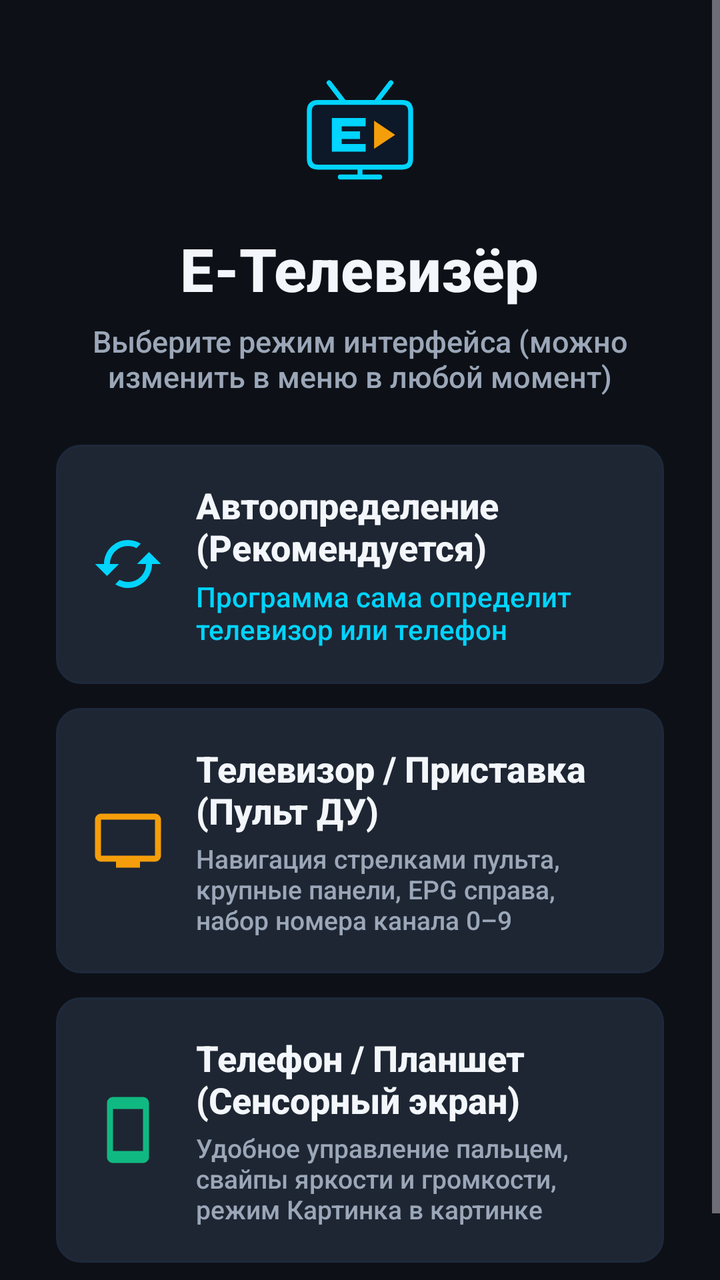
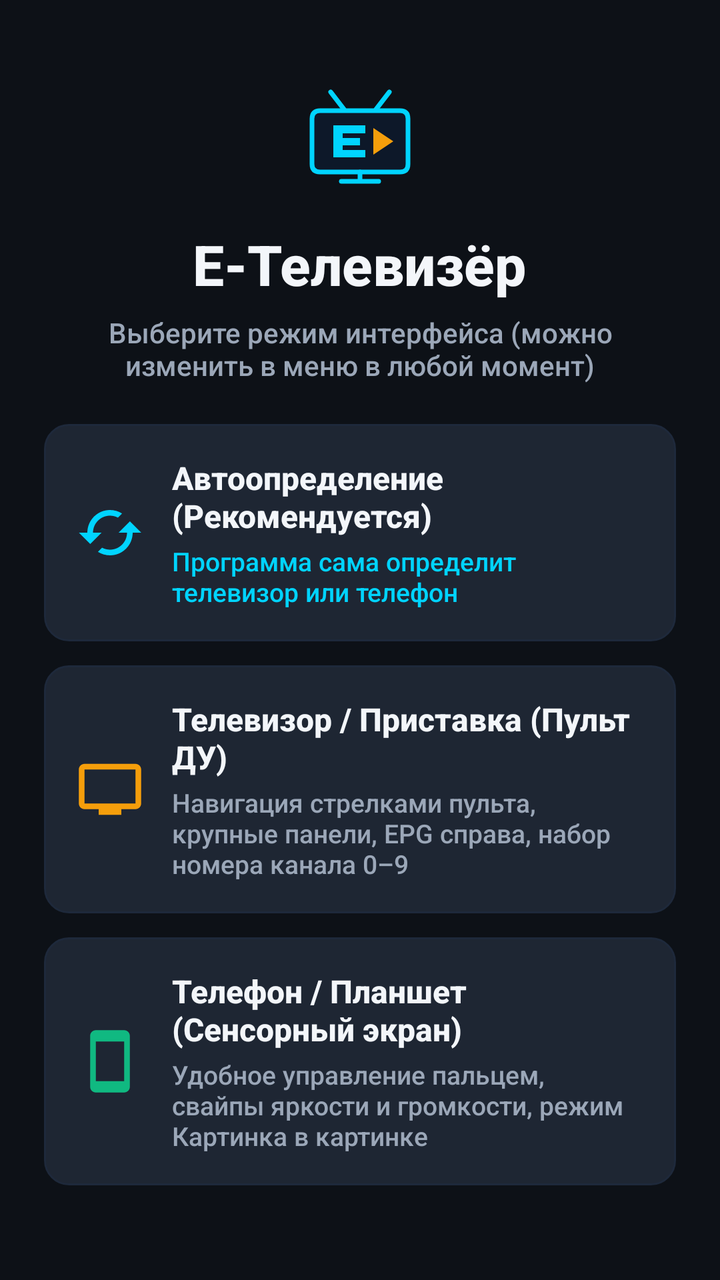

The first picture is an Android layout as it rendered before a commit; the second is the same layout after the commit. The layout source and the unified diff follow.
<!-- AndroidManifest.xml: application theme Theme.ETelevizor -->
<!-- res/layout/activity_setup_wizard.xml -->
<?xml version="1.0" encoding="utf-8"?>
<ScrollView xmlns:android="http://schemas.android.com/apk/res/android"
    android:id="@+id/setupRoot"
    android:layout_width="match_parent"
    android:layout_height="match_parent"
    android:background="@color/bg_primary"
    android:fillViewport="true">

    <LinearLayout
        android:layout_width="match_parent"
        android:layout_height="wrap_content"
        android:gravity="center"
        android:orientation="vertical"
        android:padding="28dp">

        <ImageView
            android:layout_width="76dp"
            android:layout_height="76dp"
            android:contentDescription="@string/app_name"
            android:src="@drawable/ic_launcher_foreground" />

        <TextView
            android:layout_width="wrap_content"
            android:layout_height="wrap_content"
            android:layout_marginTop="10dp"
            android:text="@string/app_name"
            android:textColor="@color/text_primary"
            android:textSize="30sp"
            android:textStyle="bold" />

        <TextView
            android:id="@+id/tvDetectedHint"
            android:layout_width="wrap_content"
            android:layout_height="wrap_content"
            android:layout_marginTop="6dp"
            android:gravity="center"
            android:text="Выберите режим интерфейса (можно изменить в меню в любой момент)"
            android:textColor="@color/text_secondary"
            android:textSize="15sp" />

        
        <LinearLayout
            android:id="@+id/stepModeContainer"
            android:layout_width="match_parent"
            android:layout_height="wrap_content"
            android:layout_marginTop="24dp"
            android:gravity="center"
            android:orientation="vertical">

            <LinearLayout
                android:id="@+id/cardModeAuto"
                android:layout_width="match_parent"
                android:layout_height="wrap_content"
                android:layout_marginBottom="12dp"
                android:background="@drawable/bg_focus_card"
                android:clickable="true"
                android:focusable="true"
                android:gravity="center_vertical"
                android:orientation="horizontal"
                android:padding="18dp">

                <ImageView
                    android:layout_width="36dp"
                    android:layout_height="36dp"
                    android:src="@drawable/ic_auto"
                    android:tint="@color/accent_cyan" />

                <LinearLayout
                    android:layout_width="0dp"
                    android:layout_height="wrap_content"
                    android:layout_marginStart="16dp"
                    android:layout_weight="1"
                    android:orientation="vertical">

                    <TextView
                        android:layout_width="wrap_content"
                        android:layout_height="wrap_content"
                        android:text="Автоопределение (Рекомендуется)"
                        android:textColor="@color/text_primary"
                        android:textSize="18sp"
                        android:textStyle="bold" />

                    <TextView
                        android:id="@+id/tvAutoSubtitle"
                        android:layout_width="wrap_content"
                        android:layout_height="wrap_content"
                        android:layout_marginTop="3dp"
                        android:text="Программа сама определит телевизор или телефон"
                        android:textColor="@color/accent_cyan"
                        android:textSize="14sp" />
                </LinearLayout>
            </LinearLayout>

            <LinearLayout
                android:id="@+id/cardModeTv"
                android:layout_width="match_parent"
                android:layout_height="wrap_content"
                android:layout_marginBottom="12dp"
                android:background="@drawable/bg_focus_card"
                android:clickable="true"
                android:focusable="true"
                android:gravity="center_vertical"
                android:orientation="horizontal"
                android:padding="18dp">

                <ImageView
                    android:layout_width="36dp"
                    android:layout_height="36dp"
                    android:src="@drawable/ic_tv"
                    android:tint="@color/accent_amber" />

                <LinearLayout
                    android:layout_width="0dp"
                    android:layout_height="wrap_content"
                    android:layout_marginStart="16dp"
                    android:layout_weight="1"
                    android:orientation="vertical">

                    <TextView
                        android:layout_width="wrap_content"
                        android:layout_height="wrap_content"
                        android:text="Телевизор / Приставка (Пульт ДУ)"
                        android:textColor="@color/text_primary"
                        android:textSize="18sp"
                        android:textStyle="bold" />

                    <TextView
                        android:layout_width="wrap_content"
                        android:layout_height="wrap_content"
                        android:layout_marginTop="3dp"
                        android:text="Навигация стрелками пульта, крупные панели, EPG справа, набор номера канала 0–9"
                        android:textColor="@color/text_secondary"
                        android:textSize="13sp" />
                </LinearLayout>
            </LinearLayout>

            <LinearLayout
                android:id="@+id/cardModePhone"
                android:layout_width="match_parent"
                android:layout_height="wrap_content"
                android:layout_marginBottom="16dp"
                android:background="@drawable/bg_focus_card"
                android:clickable="true"
                android:focusable="true"
                android:gravity="center_vertical"
                android:orientation="horizontal"
                android:padding="18dp">

                <ImageView
                    android:layout_width="36dp"
                    android:layout_height="36dp"
                    android:src="@drawable/ic_phone"
                    android:tint="@color/accent_emerald" />

                <LinearLayout
                    android:layout_width="0dp"
                    android:layout_height="wrap_content"
                    android:layout_marginStart="16dp"
                    android:layout_weight="1"
                    android:orientation="vertical">

                    <TextView
                        android:layout_width="wrap_content"
                        android:layout_height="wrap_content"
                        android:text="Телефон / Планшет (Сенсорный экран)"
                        android:textColor="@color/text_primary"
                        android:textSize="18sp"
                        android:textStyle="bold" />

                    <TextView
                        android:layout_width="wrap_content"
                        android:layout_height="wrap_content"
                        android:layout_marginTop="3dp"
                        android:text="Удобное управление пальцем, свайпы яркости и громкости, режим Картинка в картинке"
                        android:textColor="@color/text_secondary"
                        android:textSize="13sp" />
                </LinearLayout>
            </LinearLayout>
        </LinearLayout>

        
        <LinearLayout
            android:id="@+id/stepPlaylistContainer"
            android:layout_width="match_parent"
            android:layout_height="wrap_content"
            android:layout_marginTop="16dp"
            android:orientation="vertical"
            android:visibility="gone">

            <TextView
                android:layout_width="wrap_content"
                android:layout_height="wrap_content"
                android:layout_gravity="center_horizontal"
                android:layout_marginBottom="14dp"
                android:text="Добавьте ваш первый IPTV плейлист"
                android:textColor="@color/text_primary"
                android:textSize="20sp"
                android:textStyle="bold" />

            <Button
                android:id="@+id/btnWizardAddM3uUrl"
                android:layout_width="match_parent"
                android:layout_height="54dp"
                android:layout_marginBottom="10dp"
                android:background="@drawable/bg_focus_button"
                android:text="Добавить M3U / M3U8 по ссылке"
                android:textAllCaps="false"
                android:textColor="@color/text_primary"
                android:textSize="16sp" />

            <Button
                android:id="@+id/btnWizardAddXtream"
                android:layout_width="match_parent"
                android:layout_height="54dp"
                android:layout_marginBottom="10dp"
                android:background="@drawable/bg_focus_button"
                android:text="Подключить Xtream Codes (Логин / Пароль)"
                android:textAllCaps="false"
                android:textColor="@color/text_primary"
                android:textSize="16sp" />

            <Button
                android:id="@+id/btnWizardAddFile"
                android:layout_width="match_parent"
                android:layout_height="54dp"
                android:layout_marginBottom="10dp"
                android:background="@drawable/bg_focus_button"
                android:text="Выбрать локальный файл .m3u / .m3u8"
                android:textAllCaps="false"
                android:textColor="@color/text_primary"
                android:textSize="16sp" />

            <Button
                android:id="@+id/btnWizardFreeSearch"
                android:layout_width="match_parent"
                android:layout_height="54dp"
                android:layout_marginBottom="10dp"
                android:background="@drawable/bg_focus_button"
                android:text="🌐 Поиск бесплатных плейлистов (РФ и Мир)"
                android:textAllCaps="false"
                android:textColor="@color/accent_emerald"
                android:textSize="15sp" />

            <Button
                android:id="@+id/btnWizardDemo"
                android:layout_width="match_parent"
                android:layout_height="54dp"
                android:layout_marginBottom="14dp"
                android:background="@drawable/bg_focus_button"
                android:text="Загрузить Демо-плейлист (для проверки плеера)"
                android:textAllCaps="false"
                android:textColor="@color/accent_cyan"
                android:textSize="15sp" />

            <Button
                android:id="@+id/btnWizardSkip"
                android:layout_width="match_parent"
                android:layout_height="48dp"
                android:background="@drawable/bg_focus_row"
                android:text="Пропустить и перейти к приложению →"
                android:textAllCaps="false"
                android:textColor="@color/text_secondary"
                android:textSize="15sp" />
        </LinearLayout>

        <ProgressBar
            android:id="@+id/wizardProgress"
            android:layout_width="wrap_content"
            android:layout_height="wrap_content"
            android:layout_marginTop="16dp"
            android:visibility="gone" />

    </LinearLayout>
</ScrollView>
<!-- resources referenced by this layout -->
<resources>
  <color name="accent_amber">#F59E0B</color>
  <color name="accent_cyan">#00D4FF</color>
  <color name="accent_emerald">#10B981</color>
  <color name="bg_primary">#0D1117</color>
  <color name="text_primary">#F3F6FA</color>
  <color name="text_secondary">#9BA7B8</color>
  <!-- drawable bg_focus_button (drawable) -->
  <?xml version="1.0" encoding="utf-8"?>
  <selector xmlns:android="http://schemas.android.com/apk/res/android">
      <item android:state_focused="true">
          <shape android:shape="rectangle">
              <solid android:color="@color/accent_cyan" />
              <stroke android:width="2dp" android:color="@color/white" />
              <corners android:radius="10dp" />
          </shape>
      </item>
      <item android:state_pressed="true">
          <shape android:shape="rectangle">
              <solid android:color="#00A8CC" />
              <corners android:radius="10dp" />
          </shape>
      </item>
      <item>
          <shape android:shape="rectangle">
              <solid android:color="#1F2C3D" />
              <stroke android:width="1dp" android:color="#33475F" />
              <corners android:radius="10dp" />
          </shape>
      </item>
  </selector>
  <!-- drawable ic_auto (drawable) -->
  <?xml version="1.0" encoding="utf-8"?>
  <vector xmlns:android="http://schemas.android.com/apk/res/android"
      android:width="24dp" android:height="24dp" android:viewportWidth="24" android:viewportHeight="24">
      <path android:fillColor="#FFFFFFFF"
          android:pathData="M19,8l-4,4h3c0,3.31 -2.69,6 -6,6 -1.01,0 -1.97,-0.25 -2.8,-0.7l-1.46,1.46C8.97,19.54 10.43,20 12,20c4.42,0 8,-3.58 8,-8h3l-4,-4zM6,12c0,-3.31 2.69,-6 6,-6 1.01,0 1.97,0.25 2.8,0.7l1.46,-1.46C15.03,4.46 13.57,4 12,4c-4.42,0 -8,3.58 -8,8H1l4,4 4,-4H6z" />
  </vector>
  <!-- drawable ic_phone (drawable) -->
  <?xml version="1.0" encoding="utf-8"?>
  <vector xmlns:android="http://schemas.android.com/apk/res/android"
      android:width="24dp" android:height="24dp" android:viewportWidth="24" android:viewportHeight="24">
      <path android:fillColor="#FFFFFFFF"
          android:pathData="M17,1.01L7,1C5.9,1 5,1.9 5,3v18c0,1.1 0.9,2 2,2h10c1.1,0 2,-0.9 2,-2V3C19,1.9 18.1,1.01 17,1.01zM17,19H7V5h10V19z" />
  </vector>
  <!-- drawable ic_tv (drawable) -->
  <?xml version="1.0" encoding="utf-8"?>
  <vector xmlns:android="http://schemas.android.com/apk/res/android"
      android:width="24dp" android:height="24dp" android:viewportWidth="24" android:viewportHeight="24">
      <path android:fillColor="#FFFFFFFF"
          android:pathData="M21,3H3C1.9,3 1,3.9 1,5v12c0,1.1 0.9,2 2,2h5v2h8v-2h5c1.1,0 1.99,-0.9 1.99,-2L23,5C23,3.9 22.1,3 21,3zM21,17H3V5h18V17z" />
  </vector>
  <string name="app_name">Е-Телевизёр</string>
  <color name="white">#FFFFFF</color>
  <color name="bg_card">#1E2633</color>
  <color name="black">#000000</color>
  <color name="bg_surface">#161B22</color>
  <style name="ThemeOverlay.ETelevizor.Dialog" parent="ThemeOverlay.Material3.MaterialAlertDialog">
          <item name="colorSurface">@color/bg_surface</item>
          <item name="colorOnSurface">@color/text_primary</item>
          <item name="colorPrimary">@color/accent_cyan</item>
      </style>
  <!-- unchanged entries left out for length: 4 -->
</resources>

<!-- the commit's change to res/layout/activity_setup_wizard.xml (unified diff, before → after) -->
@@ -11,39 +11,39 @@
         android:layout_height="wrap_content"
         android:gravity="center"
         android:orientation="vertical"
-        android:padding="28dp">
+        android:padding="22dp">
 
         <ImageView
-            android:layout_width="76dp"
-            android:layout_height="76dp"
+            android:layout_width="72dp"
+            android:layout_height="72dp"
             android:contentDescription="@string/app_name"
             android:src="@drawable/ic_launcher_foreground" />
 
         <TextView
             android:layout_width="wrap_content"
             android:layout_height="wrap_content"
-            android:layout_marginTop="10dp"
+            android:layout_marginTop="8dp"
             android:text="@string/app_name"
             android:textColor="@color/text_primary"
-            android:textSize="30sp"
+            android:textSize="28sp"
             android:textStyle="bold" />
 
         <TextView
             android:id="@+id/tvDetectedHint"
-            android:layout_width="wrap_content"
+            android:layout_width="match_parent"
             android:layout_height="wrap_content"
             android:layout_marginTop="6dp"
             android:gravity="center"
             android:text="Выберите режим интерфейса (можно изменить в меню в любой момент)"
             android:textColor="@color/text_secondary"
-            android:textSize="15sp" />
+            android:textSize="14sp" />
 
         
         <LinearLayout
             android:id="@+id/stepModeContainer"
             android:layout_width="match_parent"
             android:layout_height="wrap_content"
-            android:layout_marginTop="24dp"
+            android:layout_marginTop="20dp"
             android:gravity="center"
             android:orientation="vertical">
 
@@ -57,37 +57,37 @@
                 android:focusable="true"
                 android:gravity="center_vertical"
                 android:orientation="horizontal"
-                android:padding="18dp">
+                android:padding="16dp">
 
                 <ImageView
-                    android:layout_width="36dp"
-                    android:layout_height="36dp"
+                    android:layout_width="34dp"
+                    android:layout_height="34dp"
                     android:src="@drawable/ic_auto"
                     android:tint="@color/accent_cyan" />
 
                 <LinearLayout
                     android:layout_width="0dp"
                     android:layout_height="wrap_content"
-                    android:layout_marginStart="16dp"
+                    android:layout_marginStart="14dp"
                     android:layout_weight="1"
                     android:orientation="vertical">
 
                     <TextView
-                        android:layout_width="wrap_content"
+                        android:layout_width="match_parent"
                         android:layout_height="wrap_content"
                         android:text="Автоопределение (Рекомендуется)"
                         android:textColor="@color/text_primary"
-                        android:textSize="18sp"
+                        android:textSize="16sp"
                         android:textStyle="bold" />
 
                     <TextView
                         android:id="@+id/tvAutoSubtitle"
-                        android:layout_width="wrap_content"
+                        android:layout_width="match_parent"
                         android:layout_height="wrap_content"
                         android:layout_marginTop="3dp"
                         android:text="Программа сама определит телевизор или телефон"
                         android:textColor="@color/accent_cyan"
-                        android:textSize="14sp" />
+                        android:textSize="13sp" />
                 </LinearLayout>
             </LinearLayout>
 
@@ -101,31 +101,31 @@
                 android:focusable="true"
                 android:gravity="center_vertical"
                 android:orientation="horizontal"
-                android:padding="18dp">
+                android:padding="16dp">
 
                 <ImageView
-                    android:layout_width="36dp"
-                    android:layout_height="36dp"
+                    android:layout_width="34dp"
+                    android:layout_height="34dp"
                     android:src="@drawable/ic_tv"
                     android:tint="@color/accent_amber" />
 
                 <LinearLayout
                     android:layout_width="0dp"
                     android:layout_height="wrap_content"
-                    android:layout_marginStart="16dp"
+                    android:layout_marginStart="14dp"
                     android:layout_weight="1"
                     android:orientation="vertical">
 
                     <TextView
-                        android:layout_width="wrap_content"
+                        android:layout_width="match_parent"
                         android:layout_height="wrap_content"
                         android:text="Телевизор / Приставка (Пульт ДУ)"
                         android:textColor="@color/text_primary"
-                        android:textSize="18sp"
+                        android:textSize="16sp"
                         android:textStyle="bold" />
 
                     <TextView
-                        android:layout_width="wrap_content"
+                        android:layout_width="match_parent"
                         android:layout_height="wrap_content"
                         android:layout_marginTop="3dp"
                         android:text="Навигация стрелками пульта, крупные панели, EPG справа, набор номера канала 0–9"
@@ -138,37 +138,37 @@
                 android:id="@+id/cardModePhone"
                 android:layout_width="match_parent"
                 android:layout_height="wrap_content"
-                android:layout_marginBottom="16dp"
+                android:layout_marginBottom="14dp"
                 android:background="@drawable/bg_focus_card"
                 android:clickable="true"
                 android:focusable="true"
                 android:gravity="center_vertical"
                 android:orientation="horizontal"
-                android:padding="18dp">
+                android:padding="16dp">
 
                 <ImageView
-                    android:layout_width="36dp"
-                    android:layout_height="36dp"
+                    android:layout_width="34dp"
+                    android:layout_height="34dp"
                     android:src="@drawable/ic_phone"
                     android:tint="@color/accent_emerald" />
 
                 <LinearLayout
                     android:layout_width="0dp"
                     android:layout_height="wrap_content"
-                    android:layout_marginStart="16dp"
+                    android:layout_marginStart="14dp"
                     android:layout_weight="1"
                     android:orientation="vertical">
 
                     <TextView
-                        android:layout_width="wrap_content"
+                        android:layout_width="match_parent"
                         android:layout_height="wrap_content"
                         android:text="Телефон / Планшет (Сенсорный экран)"
                         android:textColor="@color/text_primary"
-                        android:textSize="18sp"
+                        android:textSize="16sp"
                         android:textStyle="bold" />
 
                     <TextView
-                        android:layout_width="wrap_content"
+                        android:layout_width="match_parent"
                         android:layout_height="wrap_content"
                         android:layout_marginTop="3dp"
                         android:text="Удобное управление пальцем, свайпы яркости и громкости, режим Картинка в картинке"
@@ -188,76 +188,109 @@
             android:visibility="gone">
 
             <TextView
-                android:layout_width="wrap_content"
-                android:layout_height="wrap_content"
-                android:layout_gravity="center_horizontal"
+                android:layout_width="match_parent"
+                android:layout_height="wrap_content"
                 android:layout_marginBottom="14dp"
-                android:text="Добавьте ваш первый IPTV плейлист"
+                android:gravity="center"
+                android:text="Выберите стартовый IPTV плейлист"
                 android:textColor="@color/text_primary"
-                android:textSize="20sp"
+                android:textSize="19sp"
                 android:textStyle="bold" />
 
-            <Button
+            <androidx.appcompat.widget.AppCompatButton
+                android:id="@+id/btnWizardAutoStart"
+                android:layout_width="match_parent"
+                android:layout_height="wrap_content"
+                android:layout_marginBottom="10dp"
+                android:background="@drawable/bg_focus_button"
+                android:minHeight="52dp"
+                android:paddingHorizontal="16dp"
+                android:paddingVertical="12dp"
+                android:text="▶ Встроенный самообновляемый IPTV (РФ + Мир) — Рекомендуется"
+                android:textAllCaps="false"
+                android:textColor="@color/accent_emerald"
+                android:textSize="15sp"
+                android:textStyle="bold" />
+
+            <androidx.appcompat.widget.AppCompatButton
+                android:id="@+id/btnWizardFreeSearch"
+                android:layout_width="match_parent"
+                android:layout_height="wrap_content"
+                android:layout_marginBottom="10dp"
+                android:background="@drawable/bg_focus_button"
+                android:minHeight="50dp"
+                android:paddingHorizontal="16dp"
+                android:paddingVertical="12dp"
+                android:text="🔍 Парсер и поиск бесплатных M3U / M3U8 (m3u.su, GitHub, РФ и Мир)"
+                android:textAllCaps="false"
+                android:textColor="@color/accent_cyan"
+                android:textSize="15sp" />
+
+            <androidx.appcompat.widget.AppCompatButton
                 android:id="@+id/btnWizardAddM3uUrl"
                 android:layout_width="match_parent"
-                android:layout_height="54dp"
-                android:layout_marginBottom="10dp"
-                android:background="@drawable/bg_focus_button"
-                android:text="Добавить M3U / M3U8 по ссылке"
+                android:layout_height="wrap_content"
+                android:layout_marginBottom="10dp"
+                android:background="@drawable/bg_focus_button"
+                android:minHeight="50dp"
+                android:paddingHorizontal="16dp"
+                android:paddingVertical="12dp"
+                android:text="Добавить свой плейлист по ссылке (M3U / M3U8 / XSPF)"
                 android:textAllCaps="false"
                 android:textColor="@color/text_primary"
-                android:textSize="16sp" />
-
-            <Button
+                android:textSize="15sp" />
+
+            <androidx.appcompat.widget.AppCompatButton
                 android:id="@+id/btnWizardAddXtream"
                 android:layout_width="match_parent"
-                android:layout_height="54dp"
-                android:layout_marginBottom="10dp"
-                android:background="@drawable/bg_focus_button"
+                android:layout_height="wrap_content"
+                android:layout_marginBottom="10dp"
+                android:background="@drawable/bg_focus_button"
+                android:minHeight="50dp"
+                android:paddingHorizontal="16dp"
+                android:paddingVertical="12dp"
                 android:text="Подключить Xtream Codes (Логин / Пароль)"
                 android:textAllCaps="false"
                 android:textColor="@color/text_primary"
-                android:textSize="16sp" />
-
-            <Button
+                android:textSize="15sp" />
+
+            <androidx.appcompat.widget.AppCompatButton
                 android:id="@+id/btnWizardAddFile"
                 android:layout_width="match_parent"
-                android:layout_height="54dp"
-                android:layout_marginBottom="10dp"
-                android:background="@drawable/bg_focus_button"
-                android:text="Выбрать локальный файл .m3u / .m3u8"
+                android:layout_height="wrap_content"
+                android:layout_marginBottom="10dp"
+                android:background="@drawable/bg_focus_button"
+                android:minHeight="50dp"
+                android:paddingHorizontal="16dp"
+                android:paddingVertical="12dp"
+                android:text="Выбрать файл плейлиста из памяти (.m3u / .m3u8)"
                 android:textAllCaps="false"
                 android:textColor="@color/text_primary"
-                android:textSize="16sp" />
-
-            <Button
-                android:id="@+id/btnWizardFreeSearch"
-                android:layout_width="match_parent"
-                android:layout_height="54dp"
-                android:layout_marginBottom="10dp"
-                android:background="@drawable/bg_focus_button"
-                android:text="🌐 Поиск бесплатных плейлистов (РФ и Мир)"
-                android:textAllCaps="false"
-                android:textColor="@color/accent_emerald"
-                android:textSize="15sp" />
-
-            <Button
+                android:textSize="15sp" />
+
+            <androidx.appcompat.widget.AppCompatButton
                 android:id="@+id/btnWizardDemo"
                 android:layout_width="match_parent"
-                android:layout_height="54dp"
-                android:layout_marginBottom="14dp"
-                android:background="@drawable/bg_focus_button"
-                android:text="Загрузить Демо-плейлист (для проверки плеера)"
-                android:textAllCaps="false"
-                android:textColor="@color/accent_cyan"
-                android:textSize="15sp" />
-
-            <Button
+                android:layout_height="wrap_content"
+                android:layout_marginBottom="12dp"
+                android:background="@drawable/bg_focus_button"
+                android:minHeight="48dp"
+                android:paddingHorizontal="16dp"
+                android:paddingVertical="10dp"
+                android:text="Загрузить Демо-плейлист (HD тест)"
+                android:textAllCaps="false"
+                android:textColor="@color/accent_amber"
+                android:textSize="14sp" />
+
+            <androidx.appcompat.widget.AppCompatButton
                 android:id="@+id/btnWizardSkip"
                 android:layout_width="match_parent"
-                android:layout_height="48dp"
+                android:layout_height="wrap_content"
                 android:background="@drawable/bg_focus_row"
-                android:text="Пропустить и перейти к приложению →"
+                android:minHeight="48dp"
+                android:paddingHorizontal="16dp"
+                android:paddingVertical="12dp"
+                android:text="Перейти к каналам →"
                 android:textAllCaps="false"
                 android:textColor="@color/text_secondary"
                 android:textSize="15sp" />
<!-- resource entries referenced after the edit -->
@@ -11,20 +11,28 @@
   <selector xmlns:android="http://schemas.android.com/apk/res/android">
       <item android:state_focused="true">
           <shape android:shape="rectangle">
-              <solid android:color="@color/accent_cyan" />
-              <stroke android:width="2dp" android:color="@color/white" />
+              <solid android:color="#263E5E" />
+              <stroke android:width="2.5dp" android:color="@color/accent_cyan" />
               <corners android:radius="10dp" />
           </shape>
       </item>
       <item android:state_pressed="true">
           <shape android:shape="rectangle">
-              <solid android:color="#00A8CC" />
+              <solid android:color="#1F3552" />
+              <stroke android:width="2dp" android:color="@color/accent_cyan" />
+              <corners android:radius="10dp" />
+          </shape>
+      </item>
+      <item android:state_selected="true">
+          <shape android:shape="rectangle">
+              <solid android:color="#1A324D" />
+              <stroke android:width="1.5dp" android:color="@color/accent_cyan" />
               <corners android:radius="10dp" />
           </shape>
       </item>
       <item>
           <shape android:shape="rectangle">
-              <solid android:color="#1F2C3D" />
+              <solid android:color="#1D2736" />
               <stroke android:width="1dp" android:color="#33475F" />
               <corners android:radius="10dp" />
           </shape>
@@ -52,7 +60,6 @@
           android:pathData="M21,3H3C1.9,3 1,3.9 1,5v12c0,1.1 0.9,2 2,2h5v2h8v-2h5c1.1,0 1.99,-0.9 1.99,-2L23,5C23,3.9 22.1,3 21,3zM21,17H3V5h18V17z" />
   </vector>
   <string name="app_name">Е-Телевизёр</string>
-  <color name="white">#FFFFFF</color>
   <color name="bg_card">#1E2633</color>
   <color name="black">#000000</color>
   <color name="bg_surface">#161B22</color>
